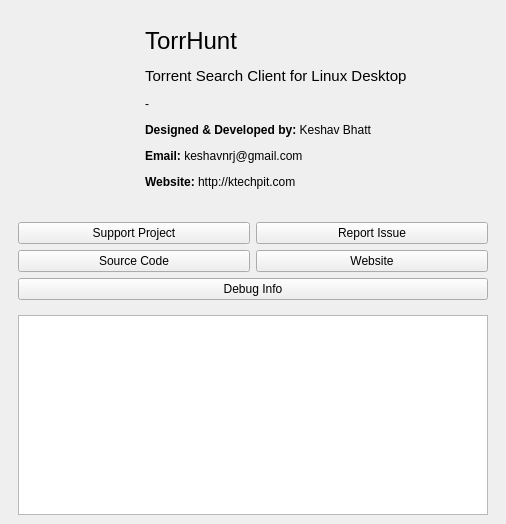
Qt form src/about.ui (keshavbhatt/pixelbatch) before a commit.
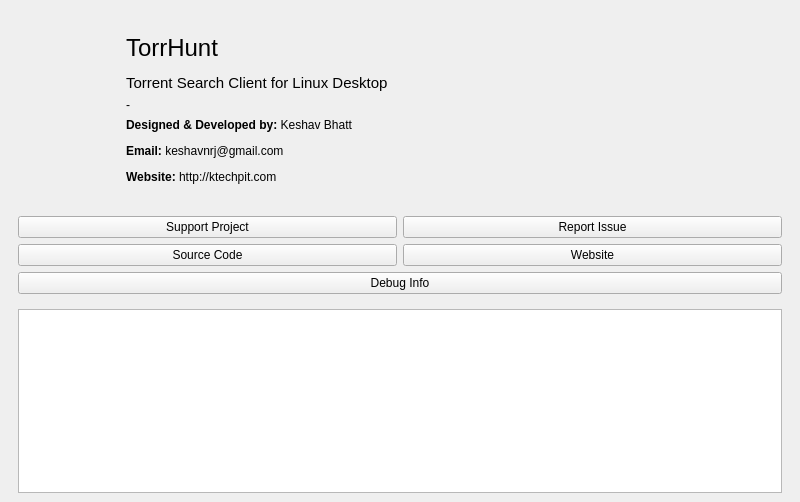
The same form after that commit. Icons and pictures are not drawn.

Commit message: chore: update About dialog with new links and improved layout

The edit to the form file:
```diff
--- a/src/about.ui
+++ b/src/about.ui
@@ -6,10 +6,22 @@
    <rect>
     <x>0</x>
     <y>0</y>
-    <width>506</width>
-    <height>524</height>
+    <width>800</width>
+    <height>502</height>
    </rect>
   </property>
+  <property name="minimumSize">
+   <size>
+    <width>500</width>
+    <height>250</height>
+   </size>
+  </property>
+  <property name="maximumSize">
+   <size>
+    <width>800</width>
+    <height>16777215</height>
+   </size>
+  </property>
   <property name="windowTitle">
    <string>Form</string>
   </property>
@@ -32,33 +44,38 @@
       <item>
        <widget class="QWidget" name="topWidget" native="true">
         <property name="sizePolicy">
-         <sizepolicy hsizetype="Preferred" vsizetype="Maximum">
+         <sizepolicy hsizetype="Preferred" vsizetype="Preferred">
           <horstretch>0</horstretch>
           <verstretch>0</verstretch>
          </sizepolicy>
         </property>
+        <property name="minimumSize">
+         <size>
+          <width>450</width>
+          <height>100</height>
+         </size>
+        </property>
         <layout class="QHBoxLayout" name="horizontalLayout_2">
+         <property name="spacing">
+          <number>12</number>
+         </property>
+         <property name="leftMargin">
+          <number>16</number>
+         </property>
+         <property name="topMargin">
+          <number>16</number>
+         </property>
+         <property name="rightMargin">
+          <number>16</number>
+         </property>
+         <property name="bottomMargin">
+          <number>8</number>
+         </property>
          <item>
           <layout class="QVBoxLayout" name="verticalLayout">
            <property name="sizeConstraint">
             <enum>QLayout::SetDefaultConstraint</enum>
            </property>
-           <property name="rightMargin">
-            <number>12</number>
-           </property>
-           <item>
-            <spacer name="verticalSpacer_2">
-             <property name="orientation">
-              <enum>Qt::Vertical</enum>
-             </property>
-             <property name="sizeHint" stdset="0">
-              <size>
-               <width>20</width>
-               <height>40</height>
-              </size>
-             </property>
-            </spacer>
-           </item>
            <item>
             <widget class="QLabel" name="label">
              <property name="sizePolicy">
@@ -69,14 +86,14 @@
              </property>
              <property name="minimumSize">
               <size>
-               <width>100</width>
-               <height>100</height>
+               <width>80</width>
+               <height>80</height>
               </size>
              </property>
              <property name="maximumSize">
               <size>
-               <width>100</width>
-               <height>100</height>
+               <width>80</width>
+               <height>80</height>
               </size>
              </property>
              <property name="text">
@@ -93,19 +110,6 @@
              </property>
             </widget>
            </item>
-           <item>
-            <spacer name="verticalSpacer">
-             <property name="orientation">
-              <enum>Qt::Vertical</enum>
-             </property>
-             <property name="sizeHint" stdset="0">
-              <size>
-               <width>20</width>
-               <height>40</height>
-              </size>
-             </property>
-            </spacer>
-           </item>
           </layout>
          </item>
          <item>
@@ -113,6 +117,18 @@
            <layout class="QVBoxLayout" name="verticalLayout_3">
             <item>
              <widget class="QLabel" name="appNameDesc">
+              <property name="sizePolicy">
+               <sizepolicy hsizetype="Expanding" vsizetype="Preferred">
+                <horstretch>0</horstretch>
+                <verstretch>0</verstretch>
+               </sizepolicy>
+              </property>
+              <property name="minimumSize">
+               <size>
+                <width>300</width>
+                <height>0</height>
+               </size>
+              </property>
               <property name="text">
                <string>&lt;!DOCTYPE HTML PUBLIC &quot;-//W3C//DTD HTML 4.0//EN&quot; &quot;http://www.w3.org/TR/REC-html40/strict.dtd&quot;&gt;
 &lt;html&gt;&lt;head&gt;&lt;meta name=&quot;qrichtext&quot; content=&quot;1&quot; /&gt;&lt;style type=&quot;text/css&quot;&gt;
@@ -131,16 +147,40 @@
             </item>
             <item>
              <widget class="QLabel" name="version">
+              <property name="sizePolicy">
+               <sizepolicy hsizetype="Expanding" vsizetype="Preferred">
+                <horstretch>0</horstretch>
+                <verstretch>0</verstretch>
+               </sizepolicy>
+              </property>
               <property name="text">
                <string>-</string>
               </property>
+              <property name="wordWrap">
+               <bool>true</bool>
+              </property>
+              <property name="openExternalLinks">
+               <bool>true</bool>
+              </property>
              </widget>
             </item>
             <item>
              <widget class="QLabel" name="desc2">
+              <property name="sizePolicy">
+               <sizepolicy hsizetype="Expanding" vsizetype="Preferred">
+                <horstretch>0</horstretch>
+                <verstretch>0</verstretch>
+               </sizepolicy>
+              </property>
               <property name="text">
                <string>&lt;html&gt;&lt;head/&gt;&lt;body&gt;&lt;p&gt;&lt;span style=&quot; font-weight:600;&quot;&gt;Designed &amp;amp; Developed by:&lt;/span&gt; Keshav Bhatt &lt;/p&gt;&lt;p&gt;&lt;span style=&quot; font-weight:600;&quot;&gt;Email: &lt;/span&gt;keshavnrj@gmail.com&lt;/p&gt;&lt;p&gt;&lt;span style=&quot; font-weight:600;&quot;&gt;Website:&lt;/span&gt; http://ktechpit.com&lt;/p&gt;&lt;/body&gt;&lt;/html&gt;</string>
               </property>
+              <property name="wordWrap">
+               <bool>true</bool>
+              </property>
+              <property name="openExternalLinks">
+               <bool>true</bool>
+              </property>
              </widget>
             </item>
            </layout>
```
Left out of the diff: 43 changed lines with no effect on the pictures. The commit also changes 3 other files.
